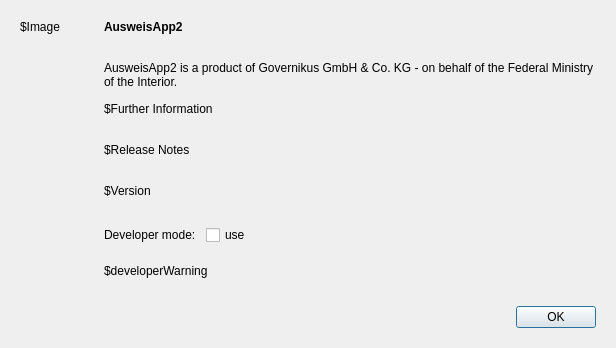
This is src/widget/AboutDialog.ui in Governikus/AusweisApp as Qt 5 draws it before an edit. The edited form follows.
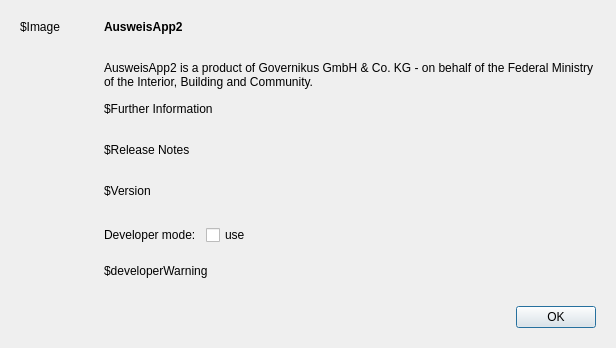
This is the edited form.

Patch:
```diff
--- a/src/widget/AboutDialog.ui
+++ b/src/widget/AboutDialog.ui
@@ -106,7 +106,7 @@
        <item>
         <widget class="QLabel" name="DescriptionLabel">
          <property name="text">
-          <string>AusweisApp2 is a product of Governikus GmbH &amp; Co. KG - on behalf of the Federal Ministry of the Interior.</string>
+          <string>AusweisApp2 is a product of Governikus GmbH &amp; Co. KG - on behalf of the Federal Ministry of the Interior, Building and Community.</string>
          </property>
          <property name="alignment">
           <set>Qt::AlignLeading|Qt::AlignLeft|Qt::AlignTop</set>
```
